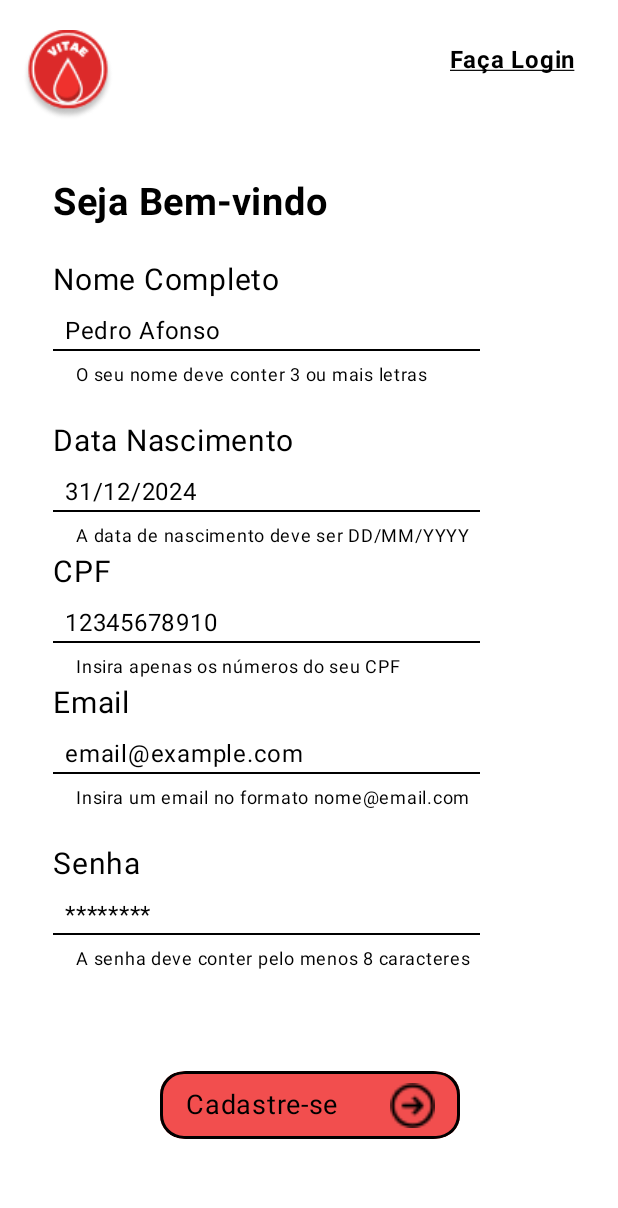
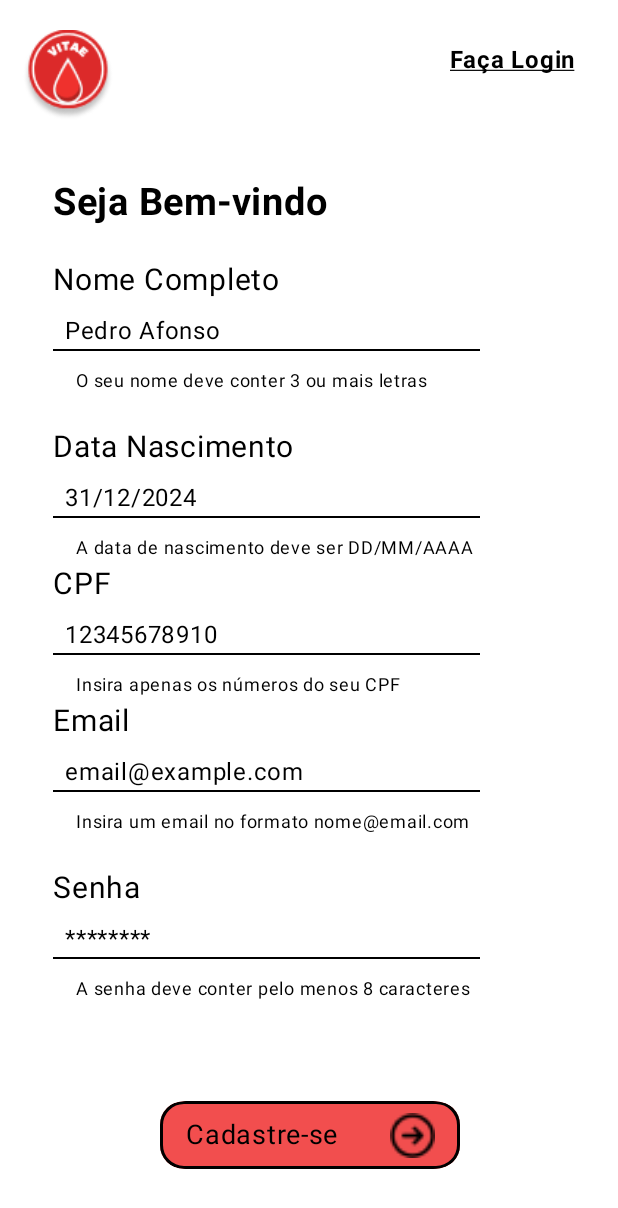
Before and after one commit to MEDVITAE/Mobile, an Android app built with Jetpack Compose: the @Preview function GreetingPreviewFromCadastro, on a phone screen of 412 x 824 dp. Shown: the top 1208 px of the screen. Run offline under Robolectric (Android 15) with nearby library versions, the phone set to English and light mode, and no system bars.

Commit message:
validações e conexões com o banco finalizados, adicionando composable da TelaCadastro na MainActivity

```diff
--- a/app/src/main/java/com/example/vitaeapp/CadastroActivity.kt
+++ b/app/src/main/java/com/example/vitaeapp/CadastroActivity.kt
@@ -57,21 +57,9 @@ fun TelaCadastro(navController: NavHostController, modifier: Modifier = Modifier
     val email = remember { mutableStateOf("") }
     val senha = remember { mutableStateOf("") }
 
-    val nomeCompletoError = remember { mutableStateOf("") }
-    val nascimentoError = remember { mutableStateOf("") }
-    val cpfError = remember { mutableStateOf("") }
-    val emailError = remember { mutableStateOf("") }
-    val senhaError = remember { mutableStateOf("") }
-
-    val isNomeCompletoValid = remember { mutableStateOf(true) }
-    val isNascimentoValid = remember { mutableStateOf(true) }
-    val isCpfValid = remember { mutableStateOf(true) }
-    val isEmailValid = remember { mutableStateOf(true) }
-    val isSenhaValid = remember { mutableStateOf(true) }
-
     val erroApi = remember { mutableStateOf("") }
     val acertoApi = remember { mutableStateOf("") }
-    val highlightFields = remember { mutableStateOf(false) }
+    val cadastroClicado = remember { mutableStateOf(false) }
 
     Logo(logoPosicao = false)
 
@@ -115,11 +103,9 @@ fun TelaCadastro(navController: NavHostController, modifier: Modifier = Modifier
                 valorInput = nomeCompleto.value,
                 exemplo = "Pedro Afonso",
                 onValueChange = { nomeCompleto.value = it },
-                isFieldValid = isNomeCompletoValid.value,
                 validationFunction = ::validarNomeCompleto,
-                errorMessage = nomeCompletoError.value,
-                dica = if (nomeCompletoError.value.isBlank()) "O seu nome deve conter 3 ou mais letras" else "O seu nome deve conter 3 ou mais letras",
-                textColor = if (highlightFields.value) Color.Red else Color.Black
+                dica = "O seu nome deve conter 3 ou mais letras",
+                cadastroClicado = cadastroClicado.value
             )
 
             AtributoUsuarioCadastro(
@@ -132,11 +118,9 @@ fun TelaCadastro(navController: NavHostController, modifier: Modifier = Modifier
                 valorInput = nascimento.value,
                 exemplo = "31/12/2024",
                 onValueChange = { nascimento.value = it },
-                isFieldValid = isNascimentoValid.value,
                 validationFunction = ::validarDtNasc,
-                errorMessage = nascimentoError.value,
-                dica = if (nascimentoError.value.isBlank()) "A data de nascimento deve ser DD/MM/YYYY" else "A data de nascimento deve ser DD/MM/YYYY",
-                textColor = if (highlightFields.value) Color.Red else Color.Black
+                dica = "A data de nascimento deve ser DD/MM/AAAA",
+                cadastroClicado = cadastroClicado.value
             )
 
             AtributoUsuarioCadastro(
@@ -149,11 +133,9 @@ fun TelaCadastro(navController: NavHostController, modifier: Modifier = Modifier
                 valorInput = cpf.value,
                 exemplo = "12345678910",
                 onValueChange = { cpf.value = it },
-                isFieldValid = isCpfValid.value,
                 validationFunction = ::validarCPF,
-                errorMessage = cpfError.value,
-                dica = if (cpfError.value.isBlank()) "Insira apenas os números do seu CPF" else "Insira apenas os números do seu CPF",
-                textColor = if (highlightFields.value) Color.Red else Color.Black
+                dica = "Insira apenas os números do seu CPF",
+                cadastroClicado = cadastroClicado.value
             )
 
             AtributoUsuarioCadastro(
@@ -166,11 +148,9 @@ fun TelaCadastro(navController: NavHostController, modifier: Modifier = Modifier
                 valorInput = email.value,
                 exemplo = "email@example.com",
                 onValueChange = { email.value = it },
-                isFieldValid = isEmailValid.value,
                 validationFunction = ::validarEmail,
-                errorMessage = emailError.value,
-                dica = if (emailError.value.isBlank()) "Insira um email no formato nome@email.com" else "Insira um email no formato nome@email.com",
-                textColor = if (highlightFields.value) Color.Red else Color.Black
+                dica = "Insira um email no formato nome@email.com",
+                cadastroClicado = cadastroClicado.value
             )
 
             AtributoUsuarioCadastro(
@@ -183,22 +163,15 @@ fun TelaCadastro(navController: NavHostController, modifier: Modifier = Modifier
                 valorInput = senha.value,
                 exemplo = "********",
                 onValueChange = { senha.value = it },
-                isFieldValid = isSenhaValid.value,
                 validationFunction = ::validarSenha,
-                errorMessage = senhaError.value,
-                dica = if (senhaError.value.isBlank()) "A senha deve conter pelo menos 8 caracteres" else "A senha deve conter pelo menos 8 caracteres",
-                textColor = if (highlightFields.value) Color.Red else Color.Black
+                dica = "A senha deve conter pelo menos 8 caracteres",
+                cadastroClicado = cadastroClicado.value
             )
 
-            if (nomeCompletoError.value.isNotBlank() ||
-                nascimentoError.value.isNotBlank() ||
-                cpfError.value.isNotBlank() ||
-                emailError.value.isNotBlank() ||
-                senhaError.value.isNotBlank()
-            ) {
+            if (erroApi.value.isNotBlank()) {
                 Spacer(modifier = Modifier.height(20.dp))
                 Text(
-                    text = "Por favor, corrija os campos incorretos.",
+                    text = erroApi.value,
                     color = Color.Red,
                     fontSize = 14.sp,
                 )
@@ -208,11 +181,14 @@ fun TelaCadastro(navController: NavHostController, modifier: Modifier = Modifier
         }
 
         BotaoCadastro("Cadastre-se") {
-            if (isNomeCompletoValid.value &&
-                isNascimentoValid.value &&
-                isCpfValid.value &&
-                isEmailValid.value &&
-                isSenhaValid.value
+
+            cadastroClicado.value = true
+
+            if (validarNomeCompleto(nomeCompleto.value) &&
+                validarDtNasc(nascimento.value) &&
+                validarCPF(cpf.value) &&
+                validarEmail(email.value) &&
+                validarSenha(senha.value)
             ) {
 
                 val cadastroUsuario = UsuarioCadastro(
@@ -234,15 +210,12 @@ fun TelaCadastro(navController: NavHostController, modifier: Modifier = Modifier
                 )
                 cadastrarUser(cadastroUsuario, caracteristicas, acertoApi, erroApi)
             } else {
-                highlightFields.value = true
+                erroApi.value = "Por favor, corrija os campos incorretos."
             }
         }
-    //navController.navigate("Login")
+        //navController.navigate("Login")
     }
 }
-
-
-
 
 fun cadastrarUser(
     cadastro: UsuarioCadastro,
@@ -398,25 +371,24 @@ fun InputGetInfoCadastro(
     valorInput: String,
     exemplo: String,
     onValueChange: (String) -> Unit,
-    isFieldValid: Boolean,
     validationFunction: (String) -> Boolean,
-    errorMessage: String,
     dica: String,
-    textColor: Color
+    cadastroClicado: Boolean
 ) {
-    val isError = !validationFunction(valorInput) && valorInput.isNotBlank()
-    val fieldColor = if (isError && !isFieldValid) Color.Red else Color.Black
+    val isError = !validationFunction(valorInput) && valorInput.isNotBlank() && cadastroClicado
+    val fieldColor = if (isError) Color.Red else Color.Black
 
     Column(
         modifier = Modifier
             .width(300.dp)
             .padding(start = 15.dp)
-    ) {
+    )
+    {
         BasicTextField(
             value = valorInput,
             onValueChange = { onValueChange(it) },
             modifier = Modifier.background(color = Color.Transparent),
-            textStyle = LocalTextStyle.current.copy(color = textColor),
+            textStyle = LocalTextStyle.current.copy(color = fieldColor),
             singleLine = true,
             decorationBox = { innerTextField ->
                 Box(contentAlignment = Alignment.CenterStart) {
@@ -440,17 +412,8 @@ fun InputGetInfoCadastro(
             text = dica,
             color = fieldColor,
             fontSize = 12.sp,
-            modifier = Modifier.padding(start = 15.dp, top = 4.dp)
+            modifier = Modifier.padding(start = 15.dp, top = if (isError) 8.dp else 8.dp)
         )
-
-        if (isError) {
-            Text(
-                text = errorMessage,
-                color = Color.Red,
-                fontSize = 12.sp,
-                modifier = Modifier.padding(start = 15.dp, top = 4.dp)
-            )
-        }
     }
 }
 
@@ -545,6 +508,11 @@ fun validarEmail(email: String): Boolean {
 
 fun validarSenha(senha: String): Boolean {
     return senha.isNotBlank() && senha.length >= 8
+//            OPÇÕES DE SEGURANÇA DE SENHA PARA ADICINAR NO FUTURO
+//            && password.any { it.isUpperCase() } // Pelo menos uma letra maiúscula
+//            && password.any { it.isLowerCase() } // Pelo menos uma letra minúscula
+//            && password.any { it.isDigit() } // Pelo menos um número
+//            && password.any { !it.isLetterOrDigit() } // Pelo menos um caractere especial
 }
 
 @Preview(showBackground = true)
--- a/app/src/main/java/com/example/vitaeapp/MainActivity.kt
+++ b/app/src/main/java/com/example/vitaeapp/MainActivity.kt
@@ -81,6 +81,9 @@ fun Tela(navController: NavHostController, modifier: Modifier = Modifier) {
 
         composable("Login") {
             TelaLogin(navController)
+        }
+        composable("Cadastro") {
+            TelaCadastro(navController)
         }
         composable("Perfil") {
             TelaPerfil()
```
Also changed, not shown: app/src/main/java/com/example/vitaeapp/LoginActivity.kt (+34 -73 lines).
